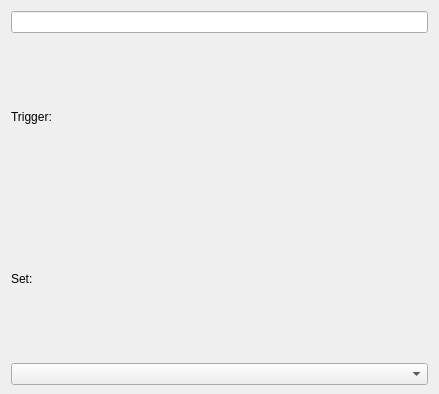
KDE/simon, file plugins/Commands/Keyboard/keyboardconfigurationdlg.ui: the form before one commit.
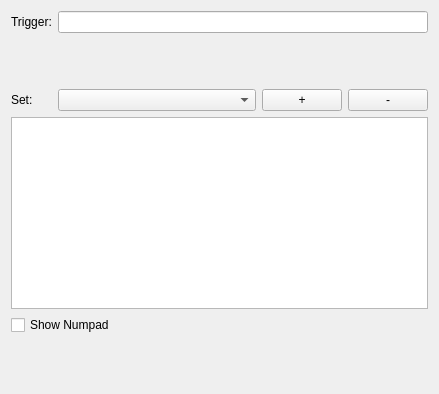
The form after the commit. Custom widgets are drawn as their Qt base class.

Commit message: Add GUI for kb configuration

Diff of the .ui file:
```diff
--- a/plugins/Commands/Keyboard/keyboardconfigurationdlg.ui
+++ b/plugins/Commands/Keyboard/keyboardconfigurationdlg.ui
@@ -23,23 +23,10 @@
    <property name="bottomMargin">
     <number>9</number>
    </property>
-   <item row="1" column="0">
-    <widget class="KLineEdit" name="leTrigger"/>
-   </item>
-   <item row="4" column="0">
-    <widget class="QLabel" name="label_2">
-     <property name="text">
-      <string>Set: </string>
-     </property>
-    </widget>
-   </item>
-   <item row="5" column="0">
-    <widget class="QComboBox" name="cbSets"/>
-   </item>
-   <item row="2" column="0">
+   <item row="0" column="0">
     <widget class="QLabel" name="label">
      <property name="sizePolicy">
-      <sizepolicy hsizetype="Expanding" vsizetype="Minimum">
+      <sizepolicy hsizetype="Fixed" vsizetype="Fixed">
        <horstretch>0</horstretch>
        <verstretch>0</verstretch>
       </sizepolicy>
@@ -49,6 +36,108 @@
      </property>
     </widget>
    </item>
+   <item row="0" column="1" colspan="3">
+    <widget class="KLineEdit" name="leTrigger">
+     <property name="sizePolicy">
+      <sizepolicy hsizetype="Expanding" vsizetype="Fixed">
+       <horstretch>0</horstretch>
+       <verstretch>0</verstretch>
+      </sizepolicy>
+     </property>
+    </widget>
+   </item>
+   <item row="1" column="1">
+    <spacer name="verticalSpacer_2">
+     <property name="orientation">
+      <enum>Qt::Vertical</enum>
+     </property>
+     <property name="sizeHint" stdset="0">
+      <size>
+       <width>20</width>
+       <height>40</height>
+      </size>
+     </property>
+    </spacer>
+   </item>
+   <item row="2" column="0">
+    <widget class="QLabel" name="label_2">
+     <property name="sizePolicy">
+      <sizepolicy hsizetype="Fixed" vsizetype="Fixed">
+       <horstretch>0</horstretch>
+       <verstretch>0</verstretch>
+      </sizepolicy>
+     </property>
+     <property name="text">
+      <string>Set: </string>
+     </property>
+    </widget>
+   </item>
+   <item row="2" column="1">
+    <widget class="QComboBox" name="cbSets">
+     <property name="sizePolicy">
+      <sizepolicy hsizetype="Expanding" vsizetype="Fixed">
+       <horstretch>0</horstretch>
+       <verstretch>0</verstretch>
+      </sizepolicy>
+     </property>
+    </widget>
+   </item>
+   <item row="2" column="3">
+    <widget class="KPushButton" name="pbDeleteSet">
+     <property name="text">
+      <string>-</string>
+     </property>
+    </widget>
+   </item>
+   <item row="3" column="0" colspan="4">
+    <widget class="QTableView" name="tvSetContent">
+     <property name="sizePolicy">
+      <sizepolicy hsizetype="Expanding" vsizetype="Fixed">
+       <horstretch>0</horstretch>
+       <verstretch>0</verstretch>
+      </sizepolicy>
+     </property>
+    </widget>
+   </item>
+   <item row="4" column="0" colspan="2">
+    <widget class="QCheckBox" name="checkBox">
+     <property name="sizePolicy">
+      <sizepolicy hsizetype="Expanding" vsizetype="Fixed">
+       <horstretch>0</horstretch>
+       <verstretch>0</verstretch>
+      </sizepolicy>
+     </property>
+     <property name="text">
+      <string>Show Numpad</string>
+     </property>
+    </widget>
+   </item>
+   <item row="6" column="1">
+    <spacer name="verticalSpacer">
+     <property name="orientation">
+      <enum>Qt::Vertical</enum>
+     </property>
+     <property name="sizeHint" stdset="0">
+      <size>
+       <width>20</width>
+       <height>40</height>
+      </size>
+     </property>
+    </spacer>
+   </item>
+   <item row="2" column="2">
+    <widget class="KPushButton" name="pbAddSet">
+     <property name="sizePolicy">
+      <sizepolicy hsizetype="Minimum" vsizetype="Fixed">
+       <horstretch>0</horstretch>
+       <verstretch>0</verstretch>
+      </sizepolicy>
+     </property>
+     <property name="text">
+      <string>+</string>
+     </property>
+    </widget>
+   </item>
   </layout>
  </widget>
  <customwidgets>
@@ -57,6 +146,11 @@
    <extends>QLineEdit</extends>
    <header>klineedit.h</header>
   </customwidget>
+  <customwidget>
+   <class>KPushButton</class>
+   <extends>QPushButton</extends>
+   <header>kpushbutton.h</header>
+  </customwidget>
  </customwidgets>
  <resources/>
  <connections/>
```
The commit also changes 2 other files.
